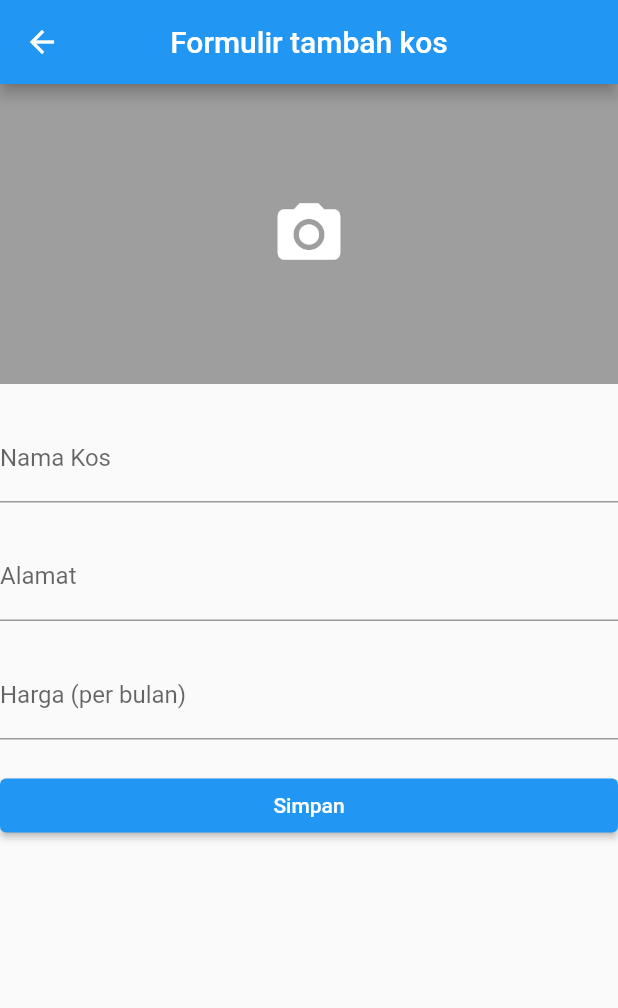
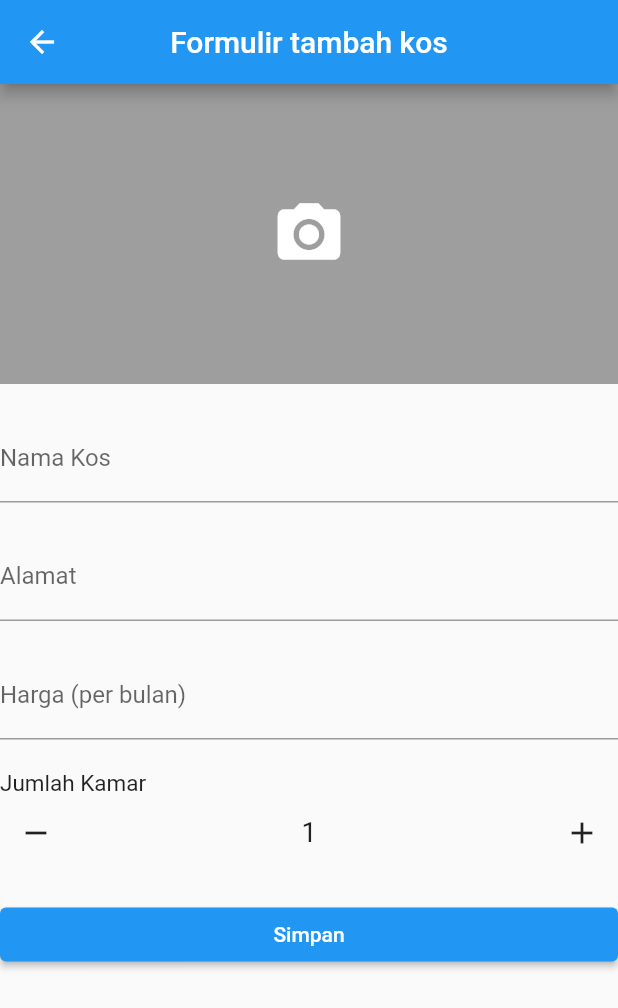
Before and after one commit to MarksonL/IPPL_KostIon, a Flutter app: the OwnerKostFormPage screen opened directly, on a phone screen of 412 x 824 dp. Shown: the top 1008 px of the screen. Run offline on Flutter 3.47's test engine with Material 2 defaults, Android fonts, the phone set to English and light mode, and no system bars; our stand-ins replace cloud_firestore, firebase_auth, firebase_core, flutter_spinkit, image_picker, loader_overlay; accounts and stored records are empty.

Commit message:
input jumlah kamar

```diff
--- a/lib/screen/owner/kos/kos_form.dart
+++ b/lib/screen/owner/kos/kos_form.dart
@@ -15,6 +15,7 @@ class _OwnerKostFormPageState extends State<OwnerKostFormPage> {
   final TextEditingController _namaController = TextEditingController();
   final TextEditingController _alamatController = TextEditingController();
   final TextEditingController _hargaController = TextEditingController();
+  int _jumlahKamar = 1; // Default jumlah kamar
   XFile? _selectedImage; // Inisialisasi _selectedImage dengan null
 
   Future<void> _getImage() async {
@@ -78,8 +79,47 @@ class _OwnerKostFormPageState extends State<OwnerKostFormPage> {
               decoration: InputDecoration(labelText: 'Harga (per bulan)'),
             ),
             SizedBox(height: 20),
+            Text(
+              'Jumlah Kamar',
+              style: TextStyle(fontSize: 15),
+            ),
+            Row(
+              mainAxisAlignment: MainAxisAlignment.spaceBetween,
+              children: [
+                IconButton(
+                  icon: Icon(Icons.remove),
+                  onPressed: () {
+                    setState(() {
+                      if (_jumlahKamar > 1) {
+                        _jumlahKamar--;
+                      }
+                    });
+                  },
+                ),
+                Text(
+                  '$_jumlahKamar',
+                  style: TextStyle(fontSize: 18),
+                ),
+                IconButton(
+                  icon: Icon(Icons.add),
+                  onPressed: () {
+                    setState(() {
+                      _jumlahKamar++;
+                    });
+                  },
+                ),
+              ],
+            ),
+            SizedBox(height: 20),
             ElevatedButton(
               onPressed: () {
+                String namaKos = _namaController.text;
+                String alamat = _alamatController.text;
+                String harga = _hargaController.text;
+
+                // Logika untuk menyimpan data kos ke database
+                // Panggil fungsi atau service yang sesuai untuk menyimpan data
+                // rulesServices.simpanDataKos(namaKos, alamat, harga, _jumlahKamar);
                 // Logika untuk menyimpan data kos ke database
               },
               child: Text('Simpan'),
```
